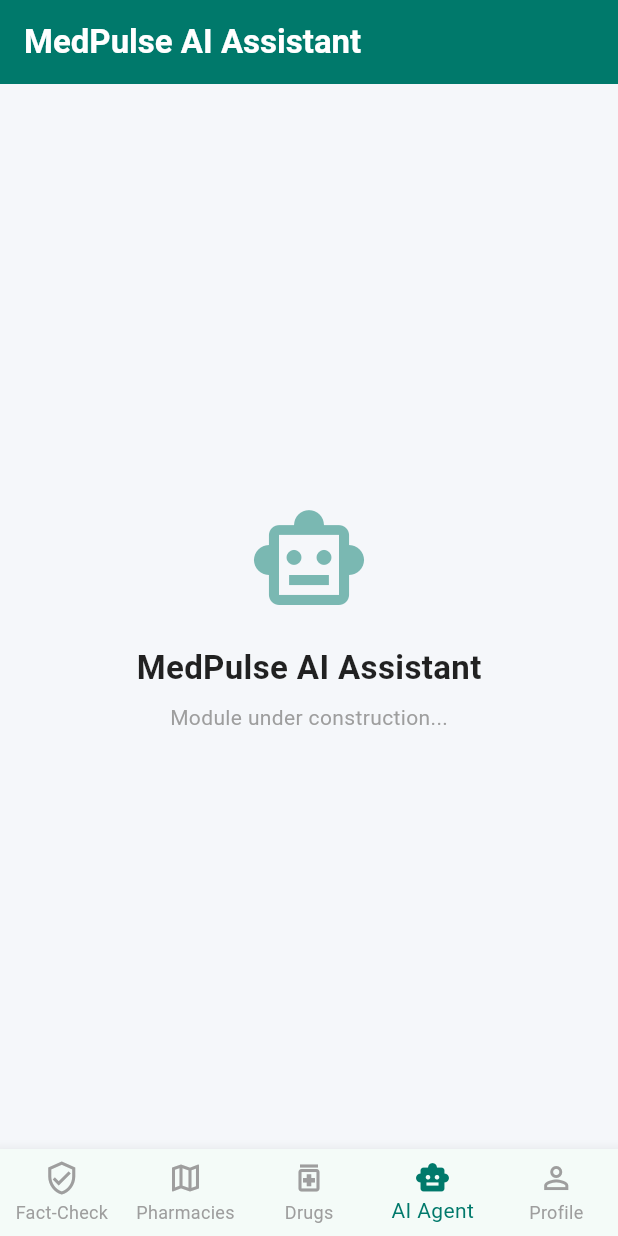
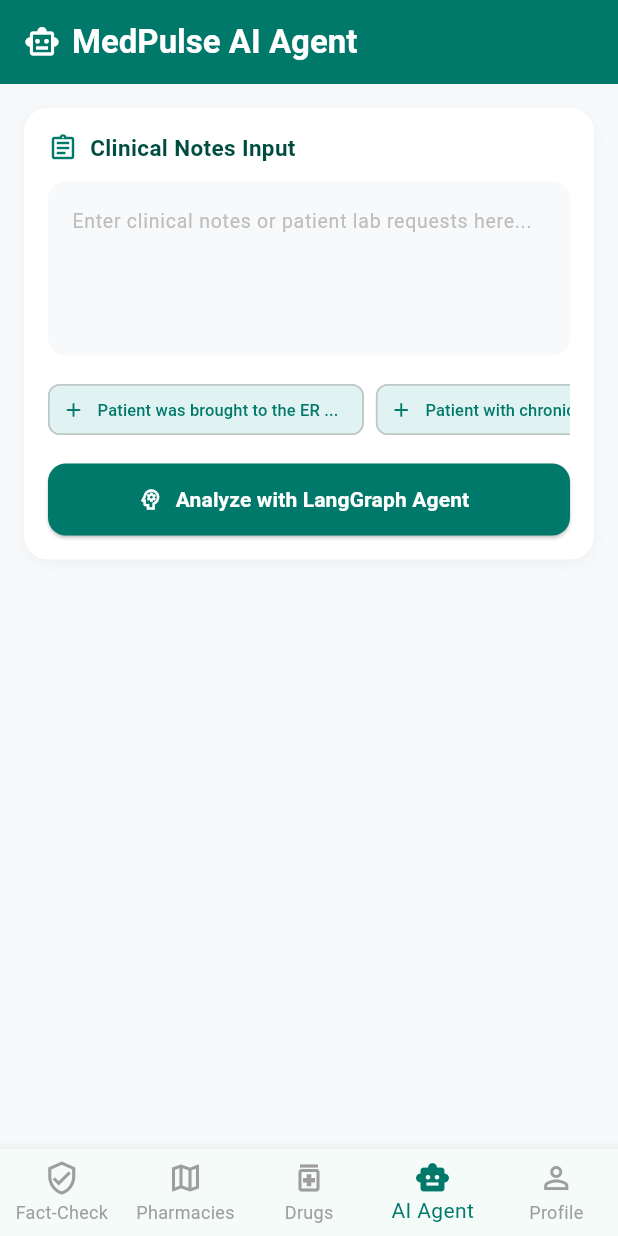
Before and after one commit to ylin1202/medpulse, a Flutter app: the screen it shows after launch, item 4 of the bottom bar chosen, on a phone screen of 412 x 824 dp. Run offline on Flutter 3.47's test engine with Material 3 defaults, Android fonts, the phone set to English and light mode, and no system bars; our stand-ins replace dio, flutter_dotenv, google_maps_flutter; network calls fail.

Commit message:
feat(flutter): add analysis screen

```diff
--- a/medpulse_flutter/lib/core/network/api_client.dart
+++ b/medpulse_flutter/lib/core/network/api_client.dart
@@ -1,63 +1,35 @@
 import 'package:dio/dio.dart';
-import 'package:flutter_secure_storage/flutter_secure_storage.dart';
 
-/// 專門負責管理 HTTP 請求與 JWT 自動附加的單例 (Singleton) 類別
 class ApiClient {
+  // 單例模式 (Singleton)
   static final ApiClient _instance = ApiClient._internal();
   factory ApiClient() => _instance;
 
-  late final Dio dio;
-  final FlutterSecureStorage storage = const FlutterSecureStorage();
-
-  // 預設連線至本機 Flask API (模擬器連線 localhost 需使用 10.0.2.2 或 127.0.0.1)
-  // iOS 模擬器可直接用 http://127.0.0.1:5001
-  static const String baseUrl = 'http://localhost:5001/api/v1';
+  late final Dio flaskDio;   // 給 Flask 用的 Dio (例如 5000 Port)
+  late final Dio fastApiDio; // 給 FastAPI 用的 Dio (例如 8000 Port)
 
   ApiClient._internal() {
-    dio = Dio(
+    // 1. 初始化 Flask Dio (預設 baseUrl)
+    flaskDio = Dio(
       BaseOptions(
-        baseUrl: baseUrl,
+        baseUrl: 'http://127.0.0.1:5001/api/v1', // 請確認你的 Flask Port
         connectTimeout: const Duration(seconds: 10),
-        receiveTimeout: const Duration(seconds: 30),
-        headers: {
-          'Content-Type': 'application/json',
-          'Accept': 'application/json',
-        },
+        receiveTimeout: const Duration(seconds: 10),
+        headers: {'Content-Type': 'application/json'},
       ),
     );
 
-    // 設定 Dio 攔截器 (Interceptor)：每次發送請求前，自動從安全儲存區抓取 JWT Token 帶入
-    dio.interceptors.add(
-      InterceptorsWrapper(
-        onRequest: (options, handler) async {
-          final token = await storage.read(key: 'jwt_token');
-          if (token != null && token.isNotEmpty) {
-            options.headers['Authorization'] = 'Bearer $token';
-          }
-          return handler.next(options);
-        },
-        onError: (DioException e, handler) {
-          // 統一記錄 HTTP 錯誤日誌
-          print('[API Error] ${e.response?.statusCode} => ${e.message}');
-          return handler.next(e);
-        },
+    // 2. 初始化 FastAPI Dio (FastAPI 連線 Port)
+    fastApiDio = Dio(
+      BaseOptions(
+        baseUrl: 'http://127.0.0.1:8000/api/v1', // 請確認你的 FastAPI Port (例如 8000)
+        connectTimeout: const Duration(seconds: 10),
+        receiveTimeout: const Duration(seconds: 15), // AI 推論可給稍長的 Timeout
+        headers: {'Content-Type': 'application/json'},
       ),
     );
   }
 
-  /// 儲存 JWT Token 至手機安全儲存區 (Keystore / Keychain)
-  Future<void> saveToken(String token) async {
-    await storage.write(key: 'jwt_token', value: token);
-  }
-
-  /// 清除 JWT Token (使用者登出時使用)
-  Future<void> clearToken() async {
-    await storage.delete(key: 'jwt_token');
-  }
-
-  /// 檢查是否已經有 Token (判斷是否登入)
-  Future<bool> hasToken() async {
-    final token = await storage.read(key: 'jwt_token');
-    return token != null && token.isNotEmpty;
-  }
+  // 相容舊程式碼：如果原本有呼叫 ApiClient().dio，指向 flaskDio 即可
+  Dio get dio => flaskDio;
 }
--- /dev/null
+++ b/medpulse_flutter/lib/features/ai_agent/data/analysis_model.dart
@@ -0,0 +1,57 @@
+/// 單一醫學指標參考值模型
+class MetricReferenceModel {
+  final double? lower;
+  final double? upper;
+  final String? unit;
+  final String? definition;
+
+  MetricReferenceModel({
+    this.lower,
+    this.upper,
+    this.unit,
+    this.definition,
+  });
+
+  factory MetricReferenceModel.fromJson(Map<String, dynamic> json) {
+    return MetricReferenceModel(
+      lower: json['lower'] != null ? (json['lower'] as num).toDouble() : null,
+      upper: json['upper'] != null ? (json['upper'] as num).toDouble() : null,
+      unit: json['unit'],
+      definition: json['definition'],
+    );
+  }
+}
+
+/// FastAPI /api/v1/analyze 分析報告模型
+class AnalysisResponseModel {
+  final String status;
+  final int detectedMetricsCount;
+  final Map<String, MetricReferenceModel> metricsReference;
+  final int totalAttemptsUsed;
+  final bool cached;
+
+  AnalysisResponseModel({
+    required this.status,
+    required this.detectedMetricsCount,
+    required this.metricsReference,
+    required this.totalAttemptsUsed,
+    required this.cached,
+  });
+
+  factory AnalysisResponseModel.fromJson(Map<String, dynamic> json) {
+    final rawMetrics = json['metrics_reference'] as Map<String, dynamic>? ?? {};
+    final Map<String, MetricReferenceModel> parsedMetrics = {};
+
+    rawMetrics.forEach((key, value) {
+      parsedMetrics[key] = MetricReferenceModel.fromJson(value as Map<String, dynamic>);
+    });
+
+    return AnalysisResponseModel(
+      status: json['status'] ?? 'unknown',
+      detectedMetricsCount: json['detected_metrics_count'] ?? 0,
+      metricsReference: parsedMetrics,
+      totalAttemptsUsed: json['total_attempts_used'] ?? 1,
+      cached: json['cached'] ?? false,
+    );
+  }
+}
--- /dev/null
+++ b/medpulse_flutter/lib/features/ai_agent/presentation/ai_agent_screen.dart
@@ -0,0 +1,326 @@
+import 'package:flutter/material.dart';
+import '../../../../core/network/api_client.dart';
+import '../data/analysis_model.dart';
+
+class AiAgentScreen extends StatefulWidget {
+  const AiAgentScreen({super.key});
+
+  @override
+  State<AiAgentScreen> createState() => _AiAgentScreenState();
+}
+
+class _AiAgentScreenState extends State<AiAgentScreen> {
+  final TextEditingController _clinicalTextController = TextEditingController();
+  bool _isLoading = false;
+  AnalysisResponseModel? _analysisResult;
+  String? _errorMessage;
+
+  // 預設快速病歷範例
+  final List<String> _sampleNotes = [
+    "Patient was brought to the ER with high fever. Urgent lab tests requested for Glucose, White Blood Cells, and Potassium.",
+    "Patient with chronic fatigue. Lab test requested for Hemoglobin and Red Blood Cells.",
+  ];
+
+  /// 呼叫 FastAPI 臨床病歷分析端點 (POST /api/v1/analyze)
+  Future<void> _analyzeClinicalText(String text) async {
+    if (text.trim().isEmpty) return;
+
+    setState(() {
+      _isLoading = true;
+      _errorMessage = null;
+    });
+
+    try {
+      print('[AI Agent] Sending clinical text to FastAPI /api/v1/analyze');
+
+      // 呼叫 FastAPI 端點
+      final response = await ApiClient().fastApiDio.post(
+        '/analyze',
+        data: {'clinical_text': text.trim()},
+      );
+
+      print('[AI Agent] Response Status: ${response.statusCode}');
+
+      if (response.statusCode == 200) {
+        setState(() {
+          _analysisResult = AnalysisResponseModel.fromJson(response.data);
+          _isLoading = false;
+        });
+      }
+    } catch (e) {
+      print('[AI Agent Error]: $e');
+      setState(() {
+        _errorMessage = 'Failed to analyze clinical text. Make sure FastAPI is running.';
+        _isLoading = false;
+      });
+    }
+  }
+
+  @override
+  Widget build(BuildContext context) {
+    return Scaffold(
+      backgroundColor: const Color(0xFFF8F9FA),
+      appBar: AppBar(
+        title: Row(
+          children: const [
+            Icon(Icons.smart_toy_outlined, size: 24),
+            SizedBox(width: 8),
+            Text('MedPulse AI Agent', style: TextStyle(fontWeight: FontWeight.bold)),
+          ],
+        ),
+        backgroundColor: const Color(0xFF00796B),
+        foregroundColor: Colors.white,
+        elevation: 0,
+      ),
+      body: SingleChildScrollView(
+        padding: const EdgeInsets.all(16.0),
+        child: Column(
+          crossAxisAlignment: CrossAxisAlignment.start,
+          children: [
+            // 1. 病歷輸入卡片
+            Container(
+              padding: const EdgeInsets.all(16),
+              decoration: BoxDecoration(
+                color: Colors.white,
+                borderRadius: BorderRadius.circular(16),
+                boxShadow: [
+                  BoxShadow(
+                    color: Colors.black.withOpacity(0.04),
+                    blurRadius: 8,
+                    offset: const Offset(0, 3),
+                  ),
+                ],
+              ),
+              child: Column(
+                crossAxisAlignment: CrossAxisAlignment.start,
+                children: [
+                  Row(
+                    children: const [
+                      Icon(Icons.assignment_outlined, color: Color(0xFF00796B), size: 20),
+                      SizedBox(width: 8),
+                      Text(
+                        'Clinical Notes Input',
+                        style: TextStyle(fontWeight: FontWeight.bold, fontSize: 15, color: Color(0xFF004D40)),
+                      ),
+                    ],
+                  ),
+                  const SizedBox(height: 12),
+                  TextField(
+                    controller: _clinicalTextController,
+                    maxLines: 4,
+                    style: const TextStyle(fontSize: 14),
+                    decoration: InputDecoration(
+                      hintText: 'Enter clinical notes or patient lab requests here...',
+                      hintStyle: TextStyle(color: Colors.grey[400], fontSize: 13),
+                      filled: true,
+                      fillColor: const Color(0xFFF8F9FA),
+                      border: OutlineInputBorder(
+                        borderRadius: BorderRadius.circular(12),
+                        borderSide: BorderSide.none,
+                      ),
+                    ),
+                  ),
+                  const SizedBox(height: 12),
+
+                  // 快速範例 Chips
+                  SingleChildScrollView(
+                    scrollDirection: Axis.horizontal,
+                    child: Row(
+                      children: _sampleNotes.map((sample) {
+                        return Padding(
+                          padding: const EdgeInsets.only(right: 8.0),
+                          child: ActionChip(
+                            avatar: const Icon(Icons.add_rounded, size: 16, color: Color(0xFF00796B)),
+                            label: Text(
+                              sample.length > 30 ? '${sample.substring(0, 30)}...' : sample,
+                              style: const TextStyle(fontSize: 11, color: Color(0xFF00796B)),
+                            ),
+                            backgroundColor: Colors.teal[50],
+                            onPressed: () {
+                              _clinicalTextController.text = sample;
+                            },
+                          ),
+                        );
+                      }).toList(),
+                    ),
+                  ),
+                  const SizedBox(height: 12),
+
+                  // 分析按鈕
+                  SizedBox(
+                    width: double.infinity,
+                    height: 48,
+                    child: ElevatedButton.icon(
+                      onPressed: _isLoading
+                          ? null
+                          : () => _analyzeClinicalText(_clinicalTextController.text),
+                      icon: const Icon(Icons.psychology_outlined),
+                      label: const Text('Analyze with LangGraph Agent', style: TextStyle(fontWeight: FontWeight.bold)),
+                      style: ElevatedButton.styleFrom(
+                        backgroundColor: const Color(0xFF00796B),
+                        foregroundColor: Colors.white,
+                        shape: RoundedRectangleBorder(borderRadius: BorderRadius.circular(12)),
+                      ),
+                    ),
+                  ),
+                ],
+              ),
+            ),
+            const SizedBox(height: 20),
+
+            // 2. 載入與錯誤狀態
+            if (_isLoading)
+              Center(
+                child: Padding(
+                  padding: const EdgeInsets.all(32.0),
+                  child: Column(
+                    children: const [
+                      CircularProgressIndicator(color: Color(0xFF00796B)),
+                      SizedBox(height: 16),
+                      Text('Gemma-3 & LangGraph Reasoning...', style: TextStyle(color: Colors.grey, fontWeight: FontWeight.bold)),
+                    ],
+                  ),
+                ),
+              ),
+
+            if (_errorMessage != null)
+              Container(
+                padding: const EdgeInsets.all(12),
+                decoration: BoxDecoration(color: Colors.red[50], borderRadius: BorderRadius.circular(12)),
+                child: Row(
+                  children: [
+                    const Icon(Icons.error_outline, color: Colors.red),
+                    const SizedBox(width: 8),
+                    Expanded(child: Text(_errorMessage!, style: const TextStyle(color: Colors.red, fontSize: 13))),
+                  ],
+                ),
+              ),
+
+            // 3. 分析結果展示面板
+            if (_analysisResult != null && !_isLoading) ...[
+              // 標頭 Status Badge (Redis 快取 / LangGraph 重試次數)
+              Row(
+                mainAxisAlignment: MainAxisAlignment.spaceBetween,
+                children: [
+                  Row(
+                    children: [
+                      const Icon(Icons.analytics_outlined, color: Color(0xFF00796B), size: 20),
+                      const SizedBox(width: 6),
+                      Text(
+                        'Detected Metrics (${_analysisResult!.detectedMetricsCount})',
+                        style: const TextStyle(fontWeight: FontWeight.bold, fontSize: 16, color: Color(0xFF004D40)),
+                      ),
+                    ],
+                  ),
+                  Row(
+                    children: [
+                      if (_analysisResult!.cached)
+                        Container(
+                          padding: const EdgeInsets.symmetric(horizontal: 8, vertical: 4),
+                          decoration: BoxDecoration(color: Colors.amber[100], borderRadius: BorderRadius.circular(8)),
+                          child: Row(
+                            children: const [
+                              Icon(Icons.bolt, size: 14, color: Colors.amber),
+                              SizedBox(width: 2),
+                              Text('Redis HIT (5ms)', style: TextStyle(fontSize: 10, fontWeight: FontWeight.bold, color: Colors.brown)),
+                            ],
+                          ),
+                        )
+                      else
+                        Container(
+                          padding: const EdgeInsets.symmetric(horizontal: 8, vertical: 4),
+                          decoration: BoxDecoration(color: Colors.teal[50], borderRadius: BorderRadius.circular(8)),
+                          child: Text(
+                            'Attempts: ${_analysisResult!.totalAttemptsUsed}',
+                            style: const TextStyle(fontSize: 10, fontWeight: FontWeight.bold, color: Color(0xFF00796B)),
+                          ),
+                        ),
+                    ],
+                  ),
+                ],
+              ),
+              const SizedBox(height: 12),
+
+              // 指標詳情卡片清單
+              if (_analysisResult!.metricsReference.isEmpty)
+                Container(
+                  padding: const EdgeInsets.all(16),
+                  decoration: BoxDecoration(color: Colors.white, borderRadius: BorderRadius.circular(12)),
+                  child: const Center(
+                    child: Text('No MIMIC lab metrics detected in clinical text.', style: TextStyle(color: Colors.grey)),
+                  ),
+                )
+              else
+                ListView.builder(
+                  shrinkWrap: true,
+                  physics: const NeverScrollableScrollPhysics(),
+                  itemCount: _analysisResult!.metricsReference.length,
+                  itemBuilder: (context, index) {
+                    final metricName = _analysisResult!.metricsReference.keys.elementAt(index);
+                    final metricData = _analysisResult!.metricsReference[metricName]!;
+
+                    return Card(
+                      elevation: 2,
+                      margin: const EdgeInsets.only(bottom: 12),
+                      shape: RoundedRectangleBorder(borderRadius: BorderRadius.circular(14)),
+                      child: Padding(
+                        padding: const EdgeInsets.all(16.0),
+                        child: Column(
+                          crossAxisAlignment: CrossAxisAlignment.start,
+                          children: [
+                            Row(
+                              mainAxisAlignment: MainAxisAlignment.spaceBetween,
+                              children: [
+                                Text(
+                                  metricName,
+                                  style: const TextStyle(fontWeight: FontWeight.bold, fontSize: 16, color: Color(0xFF00796B)),
+                                ),
+                                if (metricData.unit != null)
+                                  Container(
+                                    padding: const EdgeInsets.symmetric(horizontal: 8, vertical: 2),
+                                    decoration: BoxDecoration(color: Colors.grey[100], borderRadius: BorderRadius.circular(6)),
+                                    child: Text(
+                                      metricData.unit!,
+                                      style: TextStyle(fontSize: 11, color: Colors.grey[700], fontWeight: FontWeight.w600),
+                                    ),
+                                  ),
+                              ],
+                            ),
+                            const SizedBox(height: 8),
+
+                            // 參考值範圍
+                            if (metricData.lower != null || metricData.upper != null) ...[
+                              Row(
+                                children: [
+                                  const Icon(Icons.straighten_outlined, size: 16, color: Colors.grey),
+                                  const SizedBox(width: 6),
+                                  Text(
+                                    'Reference Range: ${metricData.lower ?? 'N/A'} ~ ${metricData.upper ?? 'N/A'} ${metricData.unit ?? ''}',
+                                    style: const TextStyle(fontSize: 13, fontWeight: FontWeight.w600, color: Colors.black87),
+                                  ),
+                                ],
+                              ),
+                              const SizedBox(height: 8),
+                            ],
+
+                            // MedlinePlus 醫學定義
+                            if (metricData.definition != null) ...[
+                              const Divider(),
+                              Text(
+                                metricData.definition!,
+                                style: TextStyle(fontSize: 12, height: 1.4, color: Colors.grey[700]),
+                              ),
+                            ],
+                          ],
+                        ),
+                      ),
+                    );
+                  },
+                ),
+            ],
+          ],
+        ),
+      ),
+    );
+  }
+}
--- a/medpulse_flutter/lib/features/main_navigation_screen.dart
+++ b/medpulse_flutter/lib/features/main_navigation_screen.dart
@@ -4,6 +4,7 @@
 import 'map/presentation/pharmacy_map_screen.dart';
 import 'drug/presentation/drug_search_screen.dart';
 import 'fact_check/presentation/fact_check_screen.dart';
+import 'ai_agent/presentation/ai_agent_screen.dart';
 
 /// 應用程式底部導覽列 (Bottom Navigation) 主頁面
 class MainNavigationScreen extends StatefulWidget {
@@ -21,7 +22,7 @@
     const FactCheckScreen(),
     const PharmacyMapScreen(),
     const DrugSearchScreen(),
-    const _PlaceholderScreen(title: 'MedPulse AI Assistant', icon: Icons.smart_toy_outlined),
+    const AiAgentScreen(),
     const _PlaceholderScreen(title: 'Profile & Bookmarks', icon: Icons.person_outline),
   ];
 
```
